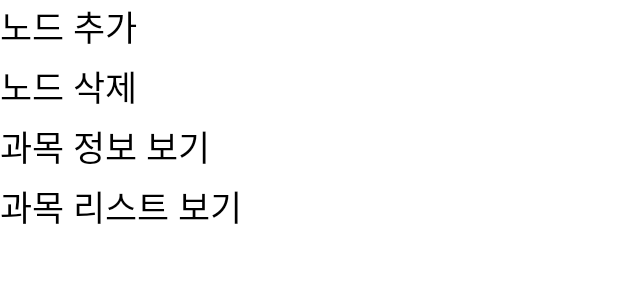
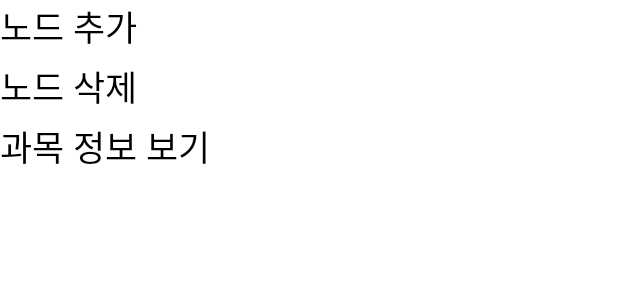
Before and after one commit to jangjs1216/KnuCurriculum, an Android app: the layout dialog_nodechoicebottomsheet.xml on its own in the app's theme, with its tools: preview values and no code run, on a phone screen of 412 x 824 dp. Shown: the top 300 px of the screen. Run offline under Robolectric (Android 15) with nearby library versions, the phone set to English and light mode, and no system bars.

```diff
--- a/app/src/main/java/com/example/loginregister/adapters/SubjectAdapter.java
+++ b/app/src/main/java/com/example/loginregister/adapters/SubjectAdapter.java
@@ -63,7 +63,6 @@ public class SubjectAdapter extends RecyclerView.Adapter<SubjectAdapter.SubjectV
                 public void onClick(View v) {
                     int pos = getAdapterPosition() ;
                     if (pos != RecyclerView.NO_POSITION) {
-                        Log.e("###", list.get(pos).getName());
                         if(mListener != null){
                             mListener.onItemClick(v, pos);
                         }
--- a/app/src/main/res/layout/dialog_nodechoicebottomsheet.xml
+++ b/app/src/main/res/layout/dialog_nodechoicebottomsheet.xml
@@ -46,18 +46,4 @@
 
     </LinearLayout>
 
-    <LinearLayout
-        android:id="@+id/LL4"
-        android:layout_width="match_parent"
-        android:layout_height="40sp">
-
-        <TextView
-            android:layout_width="match_parent"
-            android:layout_height="match_parent"
-            android:textColor="@color/black"
-            android:textSize="23sp"
-            android:text="과목 리스트 보기"/>
-
-    </LinearLayout>
-
 </LinearLayout>
```
Also changed, not shown: app/src/main/java/com/example/loginregister/Fragment2.java (+34 -61 lines).
